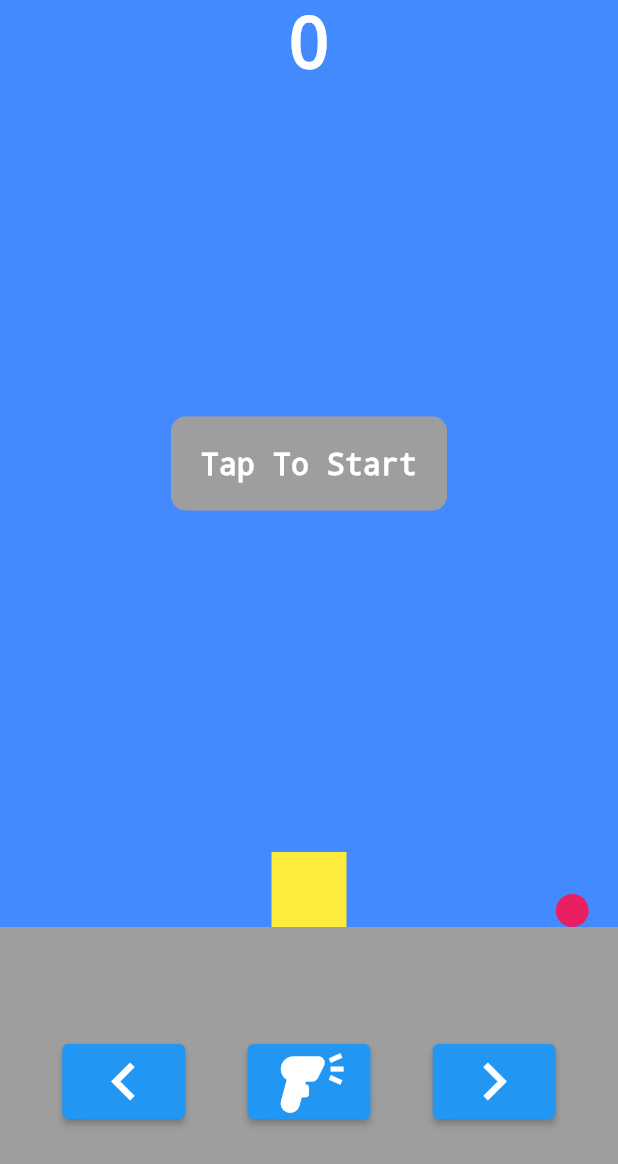
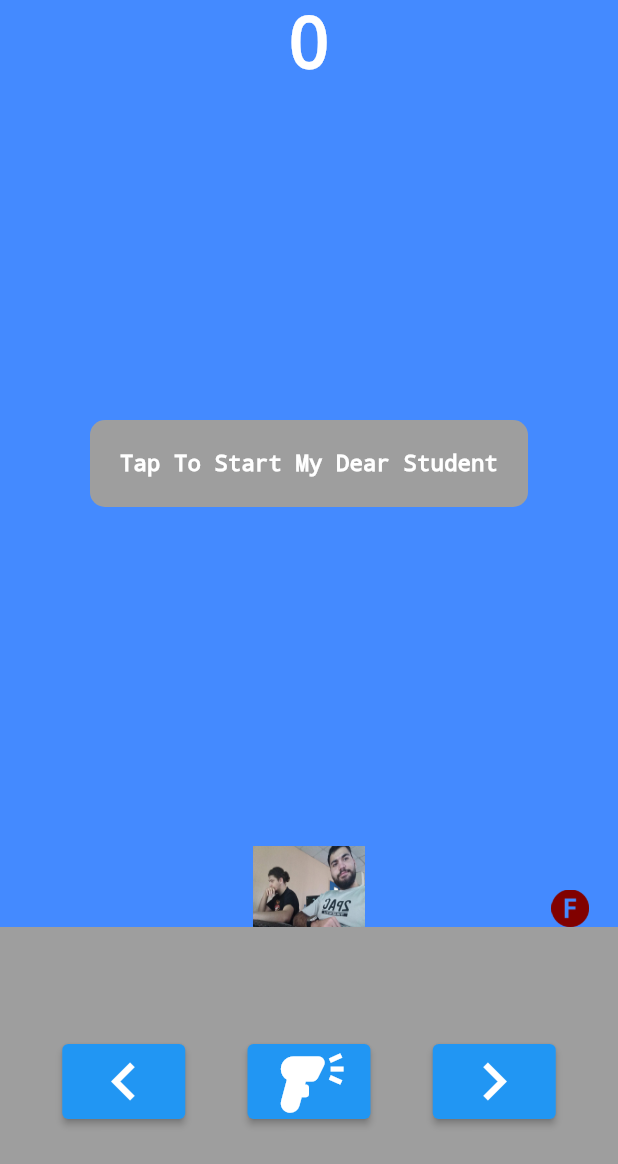
Before and after one commit to PI-T-314/Mobile_Project, a Flutter app: the screen it shows after launch, on a phone screen of 412 x 824 dp. Shown: the top 1164 px of the screen. Run offline on Flutter 3.47's test engine with Material 2 defaults, Android fonts, the phone set to English and light mode, and no system bars.

Commit message:
design Game

```diff
--- a/lib/ball.dart
+++ b/lib/ball.dart
@@ -11,12 +11,9 @@ class Ball extends StatelessWidget {
     return Container(
         alignment: Alignment(ballX, ballY),
         child: Container(
-          width: 22.0,
-          height: 22.0,
-          decoration: const BoxDecoration(
-            shape: BoxShape.circle,
-            color: Colors.pink,
-          ),
+          width: 25.0,
+          height: 25.0,
+         child: Image.asset('assets/images/failing.png'),
         ));
   }
 }
--- a/lib/character.dart
+++ b/lib/character.dart
@@ -9,9 +9,10 @@ class Charecter extends StatelessWidget {
     return Container(
         alignment: Alignment(characterX, 1),
         child: Container(
-          color: Colors.yellow,
-          height: 50.0,
-          width: 50.0,
+
+          height: 54.0,
+          width: 75.0,
+           child: Image.asset('assets/images/failingsituation.jpeg', fit: BoxFit.fill,),
         ));
   }
 }
--- a/lib/startgame.dart
+++ b/lib/startgame.dart
@@ -17,8 +17,8 @@ class StartGame extends StatelessWidget {
                 padding: const EdgeInsets.all(20),
                 color: Colors.grey,
                 child: const Text(
-                  "Tap To Start",
-                  style: TextStyle(fontSize: 20, color: Colors.white, decoration: TextDecoration.none,),
+                  "Tap To Start My Dear Student",
+                  style: TextStyle(fontSize: 15, color: Colors.white, decoration: TextDecoration.none,),
                 ),
               ),
             ));
--- a/pubspec.yaml
+++ b/pubspec.yaml
@@ -59,9 +59,9 @@ flutter:
   uses-material-design: true
 
   # To add assets to your application, add an assets section, like this:
-  # assets:
-  #   - images/a_dot_burr.jpeg
-  #   - images/a_dot_ham.jpeg
+  assets:
+     - assets/images/failing.png
+     - assets/images/failingsituation.jpeg
 
   # An image asset can refer to one or more resolution-specific "variants", see
   # https://flutter.dev/assets-and-images/#resolution-aware
```
Also changed, not shown: assets/images/failing.png (added), assets/images/failingsituation.jpeg (added).
